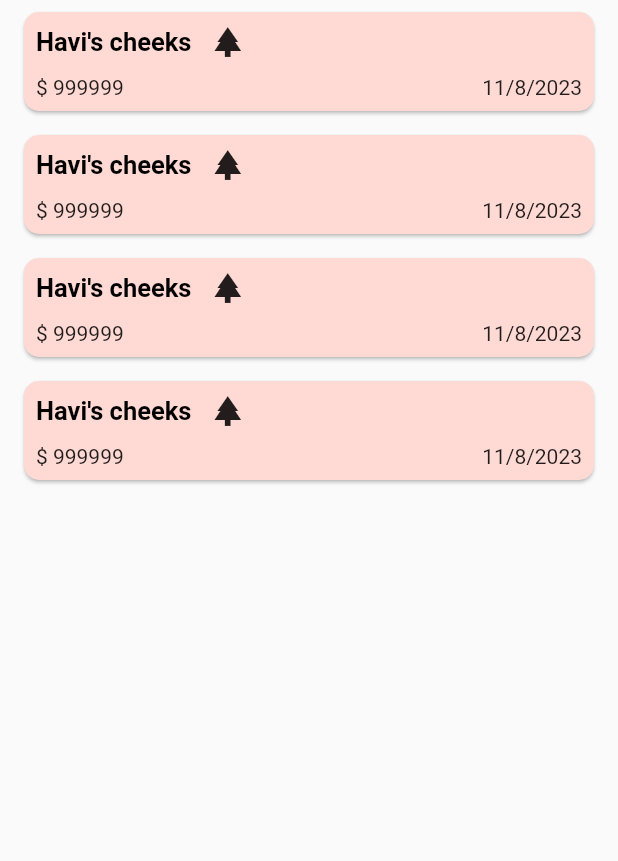
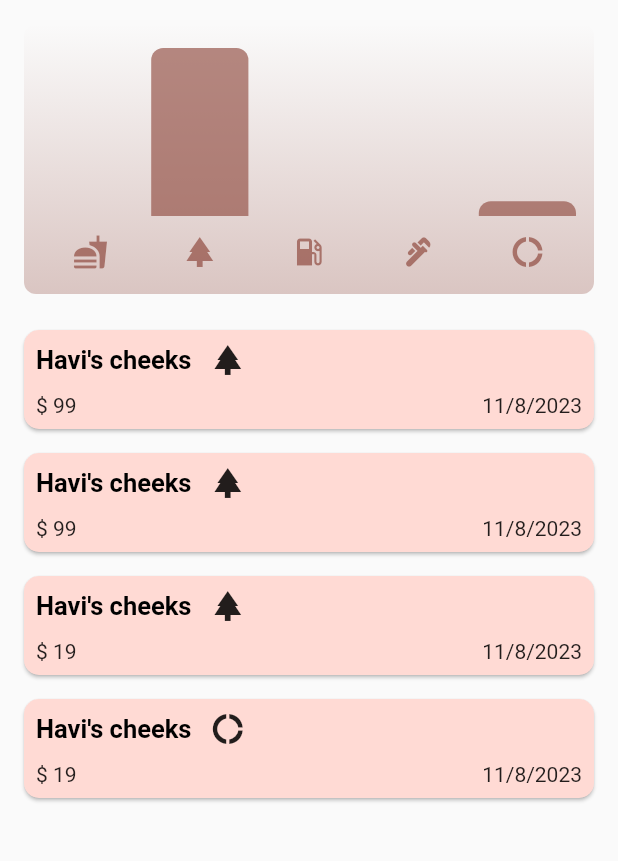
Before and after one commit to abxsky/expenses_app, a Flutter app: the screen it shows after launch, on a phone screen of 412 x 824 dp, the part 84-945 px from its top. Run offline on Flutter 3.47's test engine with Material 2 defaults, Android fonts, the phone set to English and light mode, and no system bars.

Commit message:
adding charts

```diff
--- a/lib/models/expense.dart
+++ b/lib/models/expense.dart
@@ -4,12 +4,12 @@ import 'package:flutter/material.dart';
 
 var generatedId = const Uuid().v4();
 
-enum ExpenseCategory { food, fuel, work, clothes, leasure, other }
+enum ExpenseCategory { food, fuel, work, clothes, leisure, other }
 
 Map<ExpenseCategory, IconData> categoryList = {
   ExpenseCategory.clothes: Icons.man_2,
   ExpenseCategory.food: Icons.fastfood,
-  ExpenseCategory.leasure: Icons.park,
+  ExpenseCategory.leisure: Icons.park,
   ExpenseCategory.fuel: Icons.local_gas_station,
   ExpenseCategory.other: Icons.donut_large,
   ExpenseCategory.work: Icons.plumbing
--- /dev/null
+++ b/lib/widgets/chart/chart.dart
@@ -0,0 +1,97 @@
+import 'package:flutter/material.dart';
+
+import 'package:expenses_app/widgets/chart/chart_bar.dart';
+import 'package:expenses_app/models/expense.dart';
+import 'package:expenses_app/widgets/expenses.dart';
+
+class Chart extends StatelessWidget {
+  const Chart({super.key, required this.expenses});
+
+  final List<Expense> expenses;
+
+  List<ExpenseBucket> get buckets {
+    return [
+      ExpenseBucket.forCategory(expenses, ExpenseCategory.food),
+      ExpenseBucket.forCategory(expenses, ExpenseCategory.leisure),
+      ExpenseBucket.forCategory(expenses, ExpenseCategory.fuel),
+      ExpenseBucket.forCategory(expenses, ExpenseCategory.work),
+      ExpenseBucket.forCategory(expenses, ExpenseCategory.other)
+    ];
+  }
+
+  double get maxTotalExpense {
+    double maxTotalExpense = 0;
+
+    for (final bucket in buckets) {
+      if (bucket.totalExpenses > maxTotalExpense) {
+        maxTotalExpense = bucket.totalExpenses;
+      }
+    }
+
+    return maxTotalExpense;
+  }
+
+  @override
+  Widget build(BuildContext context) {
+    final isDarkMode =
+        MediaQuery.of(context).platformBrightness == Brightness.dark;
+    return Container(
+      margin: const EdgeInsets.all(16),
+      padding: const EdgeInsets.symmetric(
+        vertical: 16,
+        horizontal: 8,
+      ),
+      width: double.infinity,
+      height: 180,
+      decoration: BoxDecoration(
+        borderRadius: BorderRadius.circular(8),
+        gradient: LinearGradient(
+          colors: [
+            Theme.of(context).colorScheme.primary.withOpacity(0.3),
+            Theme.of(context).colorScheme.primary.withOpacity(0.0)
+          ],
+          begin: Alignment.bottomCenter,
+          end: Alignment.topCenter,
+        ),
+      ),
+      child: Column(
+        children: [
+          Expanded(
+            child: Row(
+              crossAxisAlignment: CrossAxisAlignment.end,
+              children: [
+                for (final bucket in buckets) // alternative to map()
+                  ChartBar(
+                    fill: bucket.totalExpenses == 0
+                        ? 0
+                        : bucket.totalExpenses / maxTotalExpense,
+                  )
+              ],
+            ),
+          ),
+          const SizedBox(height: 12),
+          Row(
+            children: buckets
+                .map(
+                  (bucket) => Expanded(
+                    child: Padding(
+                      padding: const EdgeInsets.symmetric(horizontal: 4),
+                      child: Icon(
+                        categoryList[bucket.expenseCategory],
+                        color: isDarkMode
+                            ? Theme.of(context).colorScheme.secondary
+                            : Theme.of(context)
+                                .colorScheme
+                                .primary
+                                .withOpacity(0.7),
+                      ),
+                    ),
+                  ),
+                )
+                .toList(),
+          )
+        ],
+      ),
+    );
+  }
+}
--- /dev/null
+++ b/lib/widgets/chart/chart_bar.dart
@@ -0,0 +1,34 @@
+import 'package:flutter/material.dart';
+
+class ChartBar extends StatelessWidget {
+  const ChartBar({
+    super.key,
+    required this.fill,
+  });
+
+  final double fill;
+
+  @override
+  Widget build(BuildContext context) {
+    final isDarkMode =
+        MediaQuery.of(context).platformBrightness == Brightness.dark;
+    return Expanded(
+      child: Padding(
+        padding: const EdgeInsets.symmetric(horizontal: 4),
+        child: FractionallySizedBox(
+          heightFactor: fill,
+          child: DecoratedBox(
+            decoration: BoxDecoration(
+              shape: BoxShape.rectangle,
+              borderRadius:
+                  const BorderRadius.vertical(top: Radius.circular(8)),
+              color: isDarkMode
+                  ? Theme.of(context).colorScheme.secondary
+                  : Theme.of(context).colorScheme.primary.withOpacity(0.65),
+            ),
+          ),
+        ),
+      ),
+    );
+  }
+}
--- a/lib/widgets/expenses.dart
+++ b/lib/widgets/expenses.dart
@@ -2,29 +2,30 @@ import 'package:expenses_app/widgets/expenses_list/expenses_list.dart';
 import 'package:expenses_app/widgets/expenses_list/new_expense.dart';
 import 'package:flutter/material.dart';
 import 'package:expenses_app/models/expense.dart';
+import 'package:expenses_app/widgets/chart/chart.dart';
 
 class Expenses extends StatefulWidget {
   Expenses({super.key});
-  final List<Expense>? expenseData = [
+  final List<Expense> expenseData = [
     Expense(
         title: 'Havi\'s cheeks ',
-        amount: 999999,
-        category: ExpenseCategory.leasure,
+        amount: 99,
+        category: ExpenseCategory.leisure,
         date: DateTime.now()),
     Expense(
         title: 'Havi\'s cheeks ',
-        amount: 999999,
-        category: ExpenseCategory.leasure,
+        amount: 99,
+        category: ExpenseCategory.leisure,
         date: DateTime.now()),
     Expense(
         title: 'Havi\'s cheeks ',
-        amount: 999999,
-        category: ExpenseCategory.leasure,
+        amount: 19,
+        category: ExpenseCategory.leisure,
         date: DateTime.now()),
     Expense(
         title: 'Havi\'s cheeks ',
-        amount: 999999,
-        category: ExpenseCategory.leasure,
+        amount: 19,
+        category: ExpenseCategory.other,
         date: DateTime.now()),
   ];
   //
@@ -38,21 +39,21 @@ class Expenses extends StatefulWidget {
 class _ExpensesState extends State<Expenses> {
   void addExpense(Expense expense) {
     setState(() {
-      widget.expenseData!.add(expense);
+      widget.expenseData.add(expense);
     });
   }
 
   void removeExpense(Expense expense) {
-    final expenseIndex = widget.expenseData!.indexOf(expense);
+    final expenseIndex = widget.expenseData.indexOf(expense);
 
     setState(() {
-      widget.expenseData!.remove(expense);
+      widget.expenseData.remove(expense);
     });
 
     // inner function because we can't get the deleted expense index beforehand
     void restoreExpense() {
       setState(() {
-        widget.expenseData!.insert(expenseIndex, expense);
+        widget.expenseData.insert(expenseIndex, expense);
       });
     }
 
@@ -75,33 +76,46 @@ class _ExpensesState extends State<Expenses> {
   @override
   Widget build(context) {
     Widget mainContent = ExpenseList(
-      expensesList: widget.expenseData!,
+      expensesList: widget.expenseData,
       deleteExpense: removeExpense,
     );
 
-    if (widget.expenseData!.isEmpty) {
-      mainContent = const Center(
-          child: Text(
-        'No existing expenses, try adding some !',
-        style: TextStyle(color: Colors.white, fontSize: 15),
-      ));
+    if (widget.expenseData.isEmpty) {
+      mainContent =
+          const Center(child: Text('No existing expenses, try adding some !'));
     }
     return Scaffold(
       appBar: AppBar(title: const Text('EXPENSES TRACKER'), actions: [
         IconButton(onPressed: triggerModal, icon: const Icon(Icons.add))
       ]),
-      body: // Container(
-          //   decoration: const BoxDecoration(
-          //     gradient: LinearGradient(colors: [
-          //       Color.fromARGB(255, 143, 0, 0),
-          //       Color.fromARGB(255, 98, 1, 116)
-          //     ], begin: Alignment.topRight, end: Alignment.bottomLeft),
-          //   ),
-          //   child:
-          Center(
-        child: mainContent,
-      ),
+      body: Column(children: [
+        Chart(
+          expenses: widget.expenseData,
+        ),
+        mainContent,
+      ]),
     );
     //);
   }
 }
+
+class ExpenseBucket {
+  ExpenseBucket({required this.expenseCategory, required this.expensesList});
+
+  ExpenseBucket.forCategory(List<Expense> allExpenses, this.expenseCategory)
+      : expensesList = allExpenses
+            .where((expense) => expense.category == expenseCategory)
+            .toList();
+
+  ExpenseCategory expenseCategory;
+  List<Expense> expensesList;
+
+  double get totalExpenses {
+    double sum = 0;
+
+    for (final expense in expensesList) {
+      sum += expense.amount;
+    }
+    return sum;
+  }
+}
--- a/lib/widgets/expenses_list/expenses_list.dart
+++ b/lib/widgets/expenses_list/expenses_list.dart
@@ -9,7 +9,8 @@ class ExpenseList extends StatelessWidget {
   final List<Expense> expensesList;
   @override
   Widget build(BuildContext context) {
-    return ListView.builder(
+    return Expanded(
+      child: ListView.builder(
           itemCount: expensesList.length,
           itemBuilder: (ctx, index) => Dismissible(
               background: Container(
@@ -20,6 +21,7 @@ class ExpenseList extends StatelessWidget {
               ),
               onDismissed: (direction) => deleteExpense(expensesList[index]),
               key: ValueKey(ExpenseItem(expense: expensesList[index])),
-            child: ExpenseItem(expense: expensesList[index])));
+              child: ExpenseItem(expense: expensesList[index]))),
+    );
   }
 }
```
Lines whose indentation alone changed are shown as unchanged.
